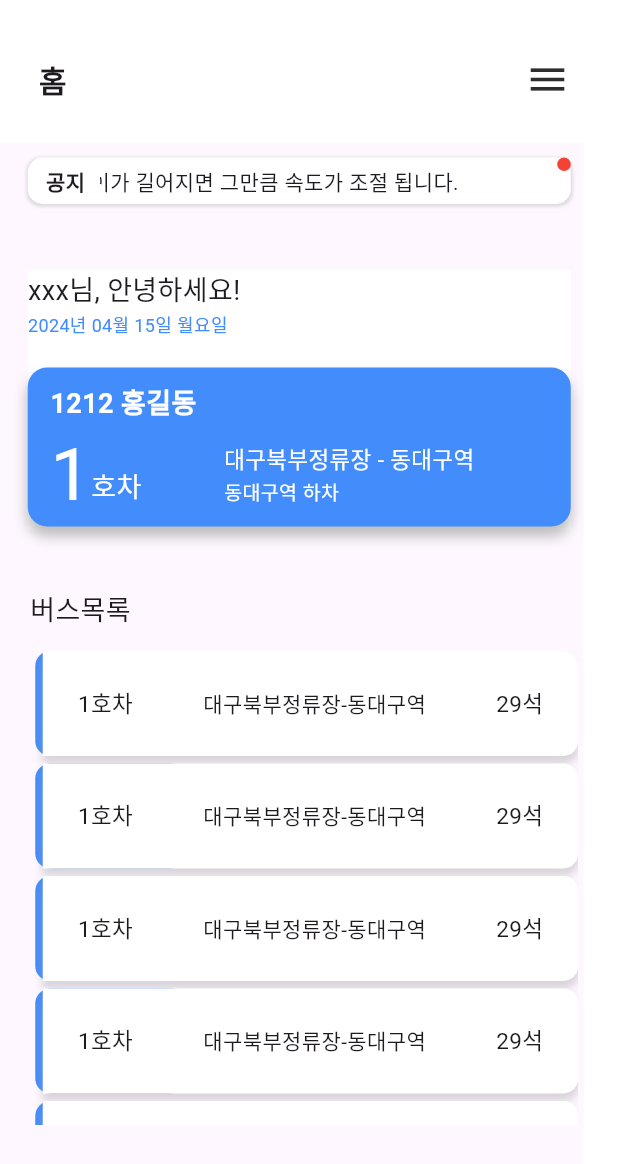
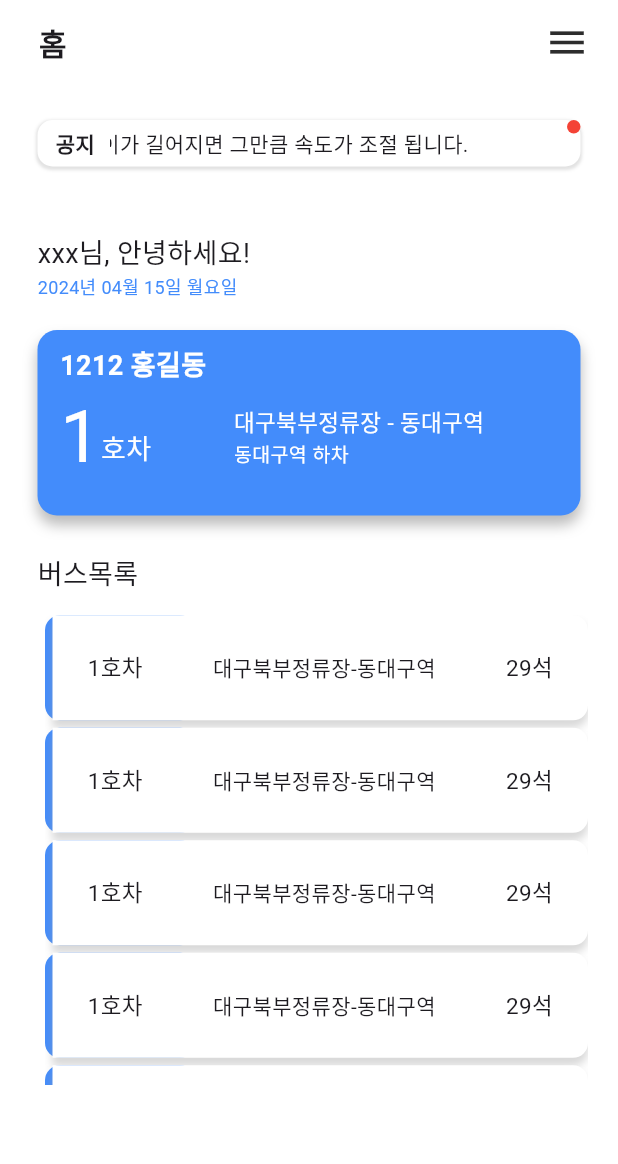
Before and after one commit to Guardian-Bus-System/web, a Flutter app: the screen it shows after launch, on a phone screen of 412 x 824 dp. Shown: the top 1164 px of the screen. Run offline on Flutter 3.47's test engine with Material 3 defaults, Android fonts, the phone set to English and light mode, and no system bars; our stand-ins replace flutter_local_notifications, get, shared_preferences, velocity_x.

Commit message:
first-front

```diff
--- a/lib/main.dart
+++ b/lib/main.dart
@@ -2,9 +2,17 @@ import 'package:capstone_front/screen/pages/home_screen.dart';
 import 'package:flutter/material.dart';
 import 'package:flutter_localizations/flutter_localizations.dart';
 import 'package:get/get.dart';
-import 'package:velocity_x/velocity_x.dart';
+import 'package:flutter/services.dart';
 
 void main() {
+  WidgetsFlutterBinding.ensureInitialized();
+
+  SystemChrome.setPreferredOrientations([
+    DeviceOrientation.portraitUp,
+    DeviceOrientation.portraitDown,
+  ]);
+
+
   runApp(const MyApp());
 }
 
@@ -15,7 +23,7 @@ class MyApp extends StatelessWidget {
   Widget build(BuildContext context) {
     return GetMaterialApp(
       debugShowCheckedModeBanner: false,
-      localizationsDelegates: const [
+      localizationsDelegates: [
         GlobalMaterialLocalizations.delegate,
         GlobalCupertinoLocalizations.delegate
       ],
@@ -24,7 +32,7 @@ class MyApp extends StatelessWidget {
       ],
       locale: const Locale('ko'),
       title: 'Flutter Demo',
-      home: HomeScreen().pOnly(right: 23,top:25)
+      home: HomeScreen()
     );
   }
 }
--- a/lib/screen/auth/widgets/custom_appbar.dart
+++ /dev/null
@@ -1,22 +0,0 @@
-import 'package:capstone_front/screen/CustomSide/color_theme.dart';
-import 'package:flutter/material.dart';
-import 'package:velocity_x/velocity_x.dart';
-
-class CustomAppBar extends StatelessWidget {
-  const CustomAppBar({Key? key}) : super(key: key);
-
-  @override
-  Widget build(BuildContext context) {
-    return PreferredSize(
-      preferredSize: const Size.fromHeight(70.0),
-      child: AppBar(
-        backgroundColor: bacgroundOrTextColor,
-        title: '홈'.text.bold.size(20).make().pSymmetric(h:10),
-        iconTheme: const IconThemeData(
-          size: 30,
-          color: Color.fromARGB(255, 45, 45, 45),
-        ),
-      ),
-    );
-  }
-}
--- a/lib/screen/pages/home_screen.dart
+++ b/lib/screen/pages/home_screen.dart
@@ -1,14 +1,15 @@
+import 'package:capstone_front/screen/CustomSide/color_theme.dart';
 import 'package:capstone_front/screen/CustomSide/spaceing_box.dart';
-import 'package:capstone_front/screen/auth/widgets/bus/busList_container.dart';
-import 'package:capstone_front/screen/auth/widgets/bus/busUserInfo_container.dart';
-import 'package:capstone_front/screen/auth/widgets/custom_appbar.dart';
-import 'package:capstone_front/screen/auth/widgets/drawer_widget.dart';
+import 'package:capstone_front/screen/widget/bus/busList_container.dart';
+import 'package:capstone_front/screen/widget/bus/busUserInfo_container.dart';
+import 'package:capstone_front/screen/widget/custom_appbar.dart';
 import 'package:capstone_front/screen/auth/widgets/formatter.dart';
 import 'package:capstone_front/screen/auth/widgets/scrolling_text.dart';
+import 'package:capstone_front/screen/pages/notification_screen.dart';
+import 'package:capstone_front/screen/widget/notification/notification.dart';
 import 'package:flutter/material.dart';
 import 'package:get/get.dart';
 import 'package:shared_preferences/shared_preferences.dart';
-import 'package:velocity_x/velocity_x.dart';
 
 class HomeScreen extends StatefulWidget {
   const HomeScreen({Key? key}) : super(key: key);
@@ -18,12 +19,21 @@ class HomeScreen extends StatefulWidget {
 }
 
 class _HomeScreenState extends State<HomeScreen> {
+  final GlobalKey<ScaffoldState> _scaffoldKey = GlobalKey();
   final Future<SharedPreferences> _prefs = SharedPreferences.getInstance();
   var tokens = 'No Token'.obs;
   String date = '';
 
   @override
   void initState() {
+    //초기화
+    FlutterLocalNotification.init();
+
+    // 화면
+     // 3초 후 권한 요청
+    Future.delayed(const Duration(seconds: 3),
+    FlutterLocalNotification.requestNotificationPermission());
+
     date = getFormattedDateTime();
     super.initState();
   }
@@ -50,26 +60,38 @@ class _HomeScreenState extends State<HomeScreen> {
     double screenWidth = MediaQuery.of(context).size.width - 50;
 
     return Scaffold(
-      appBar: const PreferredSize(
+      key: _scaffoldKey,
+      appBar: PreferredSize(
         preferredSize: Size.fromHeight(70.0),
-        child: CustomAppBar(),
+        child: CustomAppBar(
+          appBarTitle: '홈',
         ),
-      endDrawer:const DrawerWidget(),
-      body: Center(
+      ),
+      body: Container(
+        color: backgroundColor,
+        child: Center(
           child: Column(
             children: [
               height10,
-            const ScrollingTextWidget(
+              InkWell(
+                onTap: () {
+                  Get.offAll(
+                    NotificationScreen()
+                  );
+                  FlutterLocalNotification.showNotification();
+                },
+                child: const ScrollingTextWidget(
                   moveText: '움직이는 공지 텍스트 입니다. 길이가 길어지면 그만큼 속도가 조절 됩니다.'
+                ),
               ),
               height20,height5,
               BusUserInfoConatainer(
-              date: date, containerHeight: 173, containerWidth: screenWidth,
+                date: date, containerHeight: screenHeight, containerWidth: screenWidth,
               ),
-            height20,height20,
-            BusListContainer(listItemHeight: 70, listItemWidth: screenWidth)
+              BusListContainer(listItemHeight: screenHeight, listItemWidth: screenWidth)
             ],
-        ).pOnly(left:10),
+          ),
+        ),
       )
     );
   }
--- a/lib/screen/auth/widgets/bus/busList_container.dart
+++ b/lib/screen/widget/bus/busList_container.dart
@@ -1,6 +1,6 @@
 import 'package:capstone_front/screen/CustomSide/font_size.dart';
 import 'package:capstone_front/screen/CustomSide/spaceing_box.dart';
-import 'package:capstone_front/screen/auth/widgets/bus/busListItem_widget.dart';
+import 'package:capstone_front/screen/widget/bus/busListItem_widget.dart';
 import 'package:flutter/cupertino.dart';
 import 'package:flutter/material.dart';
 import 'package:flutter/widgets.dart';
@@ -22,13 +22,13 @@ class _BusListContainerState extends State<BusListContainer> {
     return Column(
       children: [
         Row(children: [
-          '버스목록'.text.size(FontSiz18).make()]),
+          '버스목록'.text.size(FontSiz18).make().pOnly(left: 15)]),
         height15,
         Column(
           children: [
-            Container(
+            SizedBox(
               width: widget.listItemWidth,
-              height: 316,
+              height: widget.listItemHeight * 0.38,
               child: ListView.builder(
                 itemCount: 12,
                 itemBuilder: (BuildContext context, int index) {
--- a/lib/screen/auth/widgets/bus/busUserInfo_container.dart
+++ b/lib/screen/widget/bus/busUserInfo_container.dart
@@ -1,7 +1,7 @@
 import 'package:capstone_front/screen/CustomSide/color_theme.dart';
 import 'package:capstone_front/screen/CustomSide/font_size.dart';
 import 'package:capstone_front/screen/CustomSide/spaceing_box.dart';
-import 'package:capstone_front/screen/auth/widgets/bus/busUserInfo.dart';
+import 'package:capstone_front/screen/widget/bus/busUserInfo.dart';
 import 'package:flutter/material.dart';
 import 'package:velocity_x/velocity_x.dart';
 
@@ -22,7 +22,7 @@ class _BusUserInfoConatainerState extends State<BusUserInfoConatainer> {
   Widget build(BuildContext context) {
     return Container(
       color: backgroundColor,
-      height: widget.containerHeight,
+      height: widget.containerHeight * 0.26,
       width: widget.containerWidth,
       child: Stack(
         children: [
@@ -35,7 +35,7 @@ class _BusUserInfoConatainerState extends State<BusUserInfoConatainer> {
                 widget.date.text.size(FontSiz12).color(baseColor).make()]),
               height20,
               BusUserInfo(
-                containerHeight: 106,
+                containerHeight: (widget.containerHeight * 0.3) * 0.5,
                 containerWidth: widget.containerWidth
               ),
             ],
--- /dev/null
+++ b/lib/screen/widget/custom_appbar.dart
@@ -0,0 +1,37 @@
+import 'package:capstone_front/screen/CustomSide/color_theme.dart';
+import 'package:flutter/material.dart';
+import 'package:velocity_x/velocity_x.dart';
+
+class CustomAppBar extends StatelessWidget {
+  final String appBarTitle;
+
+  const CustomAppBar({Key? key, required this.appBarTitle }) : super(key: key);
+
+  @override
+  Widget build(BuildContext context) {
+    final _scaffoldKey = GlobalKey<ScaffoldState>();
+    return AppBar(
+      scrolledUnderElevation: 0,
+      backgroundColor: bacgroundOrTextColor,
+      title: appBarTitle.text.bold.size(20).make().pSymmetric(h:10),
+      centerTitle: appBarTitle == '버스 경로 변경'  ? true : false,
+      actions:[
+        appBarTitle == '홈' ?  Builder(
+          builder: (context) {
+            return IconButton(
+              icon: Icon(
+                Icons.menu,
+                size: 30
+              ), // 햄버거 아이콘
+              color: Color.fromARGB(255, 45, 45, 45),
+              onPressed: () {
+                Scaffold.of(context).openDrawer(); // ScaffoldState의 openEndDrawer 메소드 호출
+              },
+            ).pOnly(right: 10);
+          }
+        )
+        : Container()
+      ]
+    );
+  }
+}
--- /dev/null
+++ b/lib/screen/widget/notification/notification.dart
@@ -0,0 +1,54 @@
+import 'package:flutter_local_notifications/flutter_local_notifications.dart';
+
+class FlutterLocalNotification {
+  FlutterLocalNotification._();
+
+  static FlutterLocalNotificationsPlugin flutterLocalNotificationsPlugin =
+      FlutterLocalNotificationsPlugin();
+
+  static init() async {
+    AndroidInitializationSettings androidInitializationSettings =
+        const AndroidInitializationSettings('mipmap/ic_launcher');
+
+    DarwinInitializationSettings iosInitializationSettings =
+        const DarwinInitializationSettings(
+      requestAlertPermission: false,
+      requestBadgePermission: false,
+      requestSoundPermission: false,
+    );
+
+    InitializationSettings initializationSettings = InitializationSettings(
+      android: androidInitializationSettings,
+      iOS: iosInitializationSettings,
+    );
+
+    await flutterLocalNotificationsPlugin.initialize(initializationSettings);
+  }
+
+  static requestNotificationPermission() {
+    flutterLocalNotificationsPlugin
+        .resolvePlatformSpecificImplementation<
+            IOSFlutterLocalNotificationsPlugin>()
+        ?.requestPermissions(
+          alert: true,
+          badge: true,
+          sound: true,
+        );
+  }
+
+  static Future<void> showNotification() async {
+    const AndroidNotificationDetails androidNotificationDetails =
+      AndroidNotificationDetails('GoBus', 'channel name',
+        channelDescription: 'channel description',
+        importance: Importance.max,
+        priority: Priority.max,
+        showWhen: false);
+
+    const NotificationDetails notificationDetails = NotificationDetails(
+      android: androidNotificationDetails,
+      iOS: DarwinNotificationDetails(badgeNumber: 1));
+
+    await flutterLocalNotificationsPlugin.show(
+      0, 'GoBus', 'New Notifications', notificationDetails);
+  }
+}
--- a/pubspec.yaml
+++ b/pubspec.yaml
@@ -43,6 +43,7 @@ dependencies:
   intl: ^0.18.1
   flutter_localizations:
     sdk: flutter
+  flutter_local_notifications: ^17.0.0
 
 
 dev_dependencies:
```
Also changed, not shown: lib/screen/pages/notification_screen.dart (added, +21 -0 lines), lib/screen/widget/drawer_widget.dart (renamed from lib/screen/auth/widgets/drawer_widget.dart, +8 -1 lines), lib/screen/widget/notification/notificationContainer.dart (added, +21 -0 lines), lib/screen/widget/notification/notificationListItem.dart (added, +14 -0 lines), lib/screen/widget/bus/busListItem_widget.dart (renamed from lib/screen/auth/widgets/bus/busListItem_widget.dart), lib/screen/widget/bus/busUserInfo.dart (renamed from lib/screen/auth/widgets/bus/busUserInfo.dart), pubspec.lock, 3 other files. Lines whose indentation alone changed are shown as unchanged.
